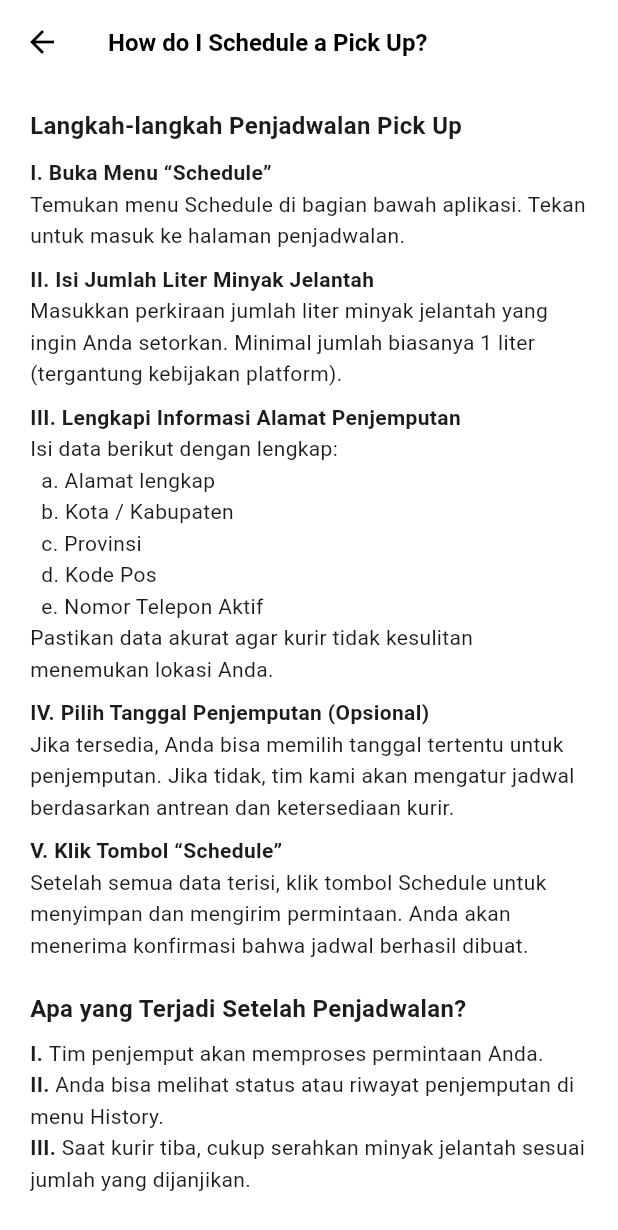
After one commit to bask4ra/kuyupjelantah-mobile, a Flutter app: the FAQsPage screen opened by its route, after a tap on "How do I schedule a pick up?", on a phone screen of 412 x 824 dp. The commit adds this screen. Shown: the top 1230 px of the screen. Run offline on Flutter 3.47's test engine with Material 3 defaults, Android fonts, the phone set to English and light mode, and no system bars; our stand-ins replace cloud_firestore, firebase_auth, firebase_core, fl_chart, font_awesome_flutter; accounts and stored records are empty.

Commit message:
Final Update Kuyup Jelantah Mobile

```diff
--- a/lib/components/side_drawer.dart
+++ b/lib/components/side_drawer.dart
@@ -32,7 +32,6 @@ class _SideDrawerState extends State<SideDrawer> {
           ),
           const SizedBox(height: 24),
 
-          // User info (real-time)
           if (user != null)
             StreamBuilder<DocumentSnapshot>(
               stream: FirebaseFirestore.instance
@@ -84,8 +83,6 @@ class _SideDrawerState extends State<SideDrawer> {
           drawerItem(context, Icons.schedule, 'Schedule', onTap: () {
             Navigator.pushNamed(context, '/schedule');
           }),
-
-          drawerItem(context, Icons.stars, 'Royalty Reward'),
           drawerItem(context, Icons.history, 'History', onTap: () {
             Navigator.pushNamed(context, '/history');
           }),
@@ -97,7 +94,6 @@ class _SideDrawerState extends State<SideDrawer> {
           drawerItem(context, Icons.settings, 'Settings', onTap: () {
             Navigator.pushNamed(context, '/main-settings');
           }),
-
           drawerItem(context, Icons.help_outline, 'FAQs', onTap: () {
             Navigator.pushNamed(context, '/faqscreen');
           }),
--- a/lib/pages/faqs_page.dart
+++ b/lib/pages/faqs_page.dart
@@ -1,20 +1,24 @@
 import 'package:flutter/material.dart';
+import 'package:kuyupjelantah/pages/faqsdetail/how_to_schedule_page.dart';
+import 'package:kuyupjelantah/pages/faqsdetail/what_area_service_page.dart';
+import 'package:kuyupjelantah/pages/faqsdetail/how_to_know_pickup_page.dart';
+import 'package:kuyupjelantah/pages/mainsettings/contact_support_page.dart';
 
 class FAQsPage extends StatelessWidget {
   const FAQsPage({super.key});
 
-  final List<Map<String, String>> faqs = const [
+  final List<Map<String, dynamic>> faqs = const [
     {
       'question': 'How do I schedule a pick up?',
+      'page': HowToSchedulePage(),
     },
     {
       'question': 'What area are the service available?',
+      'page': WhatAreaServicePage(),
     },
     {
       'question': 'How do I know when\nthe pick up are coming?',
-    },
-    {
-      'question': 'What payment method\ncan be done through?',
+      'page': HowToKnowPickupPage(),
     },
   ];
 
@@ -24,7 +28,7 @@ class FAQsPage extends StatelessWidget {
       backgroundColor: Colors.white,
       appBar: AppBar(
         backgroundColor: Colors.white,
-        elevation: 0, // tetap tidak ada bayangan
+        elevation: 0,
         title: const Text(
           'FAQs',
           style: TextStyle(
@@ -40,7 +44,6 @@ class FAQsPage extends StatelessWidget {
             child: Icon(Icons.notifications_none, color: Color(0xFF2B202C)),
           ),
         ],
-        // Garis bawah dihapus
       ),
       body: Padding(
         padding: const EdgeInsets.symmetric(horizontal: 16, vertical: 12),
@@ -64,15 +67,40 @@ class FAQsPage extends StatelessWidget {
               ),
             ),
             const SizedBox(height: 16),
-            ...faqs.map((faq) => _buildFAQCard(faq['question']!)),
+            ...faqs.map((faq) => _buildFAQCard(context, faq['question'], faq['page'])),
           ],
         ),
+      ),
+
+      // 🔶 Floating Contact Button
+      floatingActionButton: FloatingActionButton(
+        onPressed: () {
+          Navigator.push(
+            context,
+            MaterialPageRoute(builder: (_) => const ContactSupportPage()),
+          );
+        },
+        backgroundColor: Colors.orange,
+        child: const Icon(Icons.message_rounded, color: Colors.white),
       ),
     );
   }
 
-  Widget _buildFAQCard(String question) {
-    return Container(
+  Widget _buildFAQCard(BuildContext context, String question, Widget? page) {
+    return GestureDetector(
+      onTap: () {
+        if (page != null) {
+          Navigator.push(
+            context,
+            MaterialPageRoute(builder: (_) => page),
+          );
+        } else {
+          ScaffoldMessenger.of(context).showSnackBar(
+            const SnackBar(content: Text('Coming soon...')),
+          );
+        }
+      },
+      child: Container(
         margin: const EdgeInsets.only(bottom: 12),
         padding: const EdgeInsets.symmetric(horizontal: 16, vertical: 18),
         decoration: BoxDecoration(
@@ -95,6 +123,7 @@ class FAQsPage extends StatelessWidget {
             const Icon(Icons.arrow_forward_ios_rounded, size: 16, color: Color(0xFF2B202C)),
           ],
         ),
+      ),
     );
   }
 }
--- /dev/null
+++ b/lib/pages/faqsdetail/how_to_schedule_page.dart
@@ -0,0 +1,186 @@
+import 'package:flutter/material.dart';
+
+class HowToSchedulePage extends StatelessWidget {
+  const HowToSchedulePage({super.key});
+
+  @override
+  Widget build(BuildContext context) {
+    TextStyle titleStyle = const TextStyle(fontSize: 16, fontWeight: FontWeight.bold);
+    TextStyle bodyStyle = const TextStyle(fontSize: 14, height: 1.5);
+
+    return Scaffold(
+      backgroundColor: Colors.white,
+      appBar: AppBar(
+        backgroundColor: Colors.white,
+        elevation: 0,
+        leading: IconButton(
+          icon: const Icon(Icons.arrow_back, color: Colors.black),
+          onPressed: () => Navigator.pop(context),
+        ),
+        title: const Text(
+          'How do I Schedule a Pick Up?',
+          style: TextStyle(color: Colors.black, fontWeight: FontWeight.bold, fontSize: 16),
+        ),
+      ),
+      body: Padding(
+        padding: const EdgeInsets.symmetric(horizontal: 20, vertical: 16),
+        child: ListView(
+          children: [
+            Text('Langkah-langkah Penjadwalan Pick Up', style: titleStyle),
+            const SizedBox(height: 10),
+
+            Text.rich(
+              TextSpan(
+                children: [
+                  TextSpan(text: 'I. Buka Menu “Schedule”', style: bodyStyle.copyWith(fontWeight: FontWeight.bold)),
+                ],
+              ),
+            ),
+            Text(
+              'Temukan menu Schedule di bagian bawah aplikasi. Tekan untuk masuk ke halaman penjadwalan.',
+              style: bodyStyle,
+            ),
+            const SizedBox(height: 8),
+
+            Text.rich(
+              TextSpan(
+                children: [
+                  TextSpan(text: 'II. Isi Jumlah Liter Minyak Jelantah', style: bodyStyle.copyWith(fontWeight: FontWeight.bold)),
+                ],
+              ),
+            ),
+            Text(
+              'Masukkan perkiraan jumlah liter minyak jelantah yang ingin Anda setorkan. Minimal jumlah biasanya 1 liter (tergantung kebijakan platform).',
+              style: bodyStyle,
+            ),
+            const SizedBox(height: 8),
+
+            Text.rich(
+              TextSpan(
+                children: [
+                  TextSpan(text: 'III. Lengkapi Informasi Alamat Penjemputan', style: bodyStyle.copyWith(fontWeight: FontWeight.bold)),
+                ],
+              ),
+            ),
+            Text(
+              'Isi data berikut dengan lengkap:\n  a. Alamat lengkap\n  b. Kota / Kabupaten\n  c. Provinsi\n  d. Kode Pos\n  e. Nomor Telepon Aktif\nPastikan data akurat agar kurir tidak kesulitan menemukan lokasi Anda.',
+              style: bodyStyle,
+            ),
+            const SizedBox(height: 8),
+
+            Text.rich(
+              TextSpan(
+                children: [
+                  TextSpan(text: 'IV. Pilih Tanggal Penjemputan (Opsional)', style: bodyStyle.copyWith(fontWeight: FontWeight.bold)),
+                ],
+              ),
+            ),
+            Text(
+              'Jika tersedia, Anda bisa memilih tanggal tertentu untuk penjemputan. Jika tidak, tim kami akan mengatur jadwal berdasarkan antrean dan ketersediaan kurir.',
+              style: bodyStyle,
+            ),
+            const SizedBox(height: 8),
+
+            Text.rich(
+              TextSpan(
+                children: [
+                  TextSpan(text: 'V. Klik Tombol “Schedule”', style: bodyStyle.copyWith(fontWeight: FontWeight.bold)),
+                ],
+              ),
+            ),
+            Text(
+              'Setelah semua data terisi, klik tombol Schedule untuk menyimpan dan mengirim permintaan. Anda akan menerima konfirmasi bahwa jadwal berhasil dibuat.',
+              style: bodyStyle,
+            ),
+            const SizedBox(height: 20),
+
+            Text('Apa yang Terjadi Setelah Penjadwalan?', style: titleStyle),
+            const SizedBox(height: 8),
+            Text.rich(
+              TextSpan(
+                style: bodyStyle,
+                children: [
+                  TextSpan(text: 'I. ', style: bodyStyle.copyWith(fontWeight: FontWeight.bold)),
+                  const TextSpan(text: 'Tim penjemput akan memproses permintaan Anda.\n'),
+                  TextSpan(text: 'II. ', style: bodyStyle.copyWith(fontWeight: FontWeight.bold)),
+                  const TextSpan(text: 'Anda bisa melihat status atau riwayat penjemputan di menu History.\n'),
+                  TextSpan(text: 'III. ', style: bodyStyle.copyWith(fontWeight: FontWeight.bold)),
+                  const TextSpan(text: 'Saat kurir tiba, cukup serahkan minyak jelantah sesuai jumlah yang dijanjikan.'),
+                ],
+              ),
+            ),
+            const SizedBox(height: 20),
+
+            Text('Apa yang Saya Dapatkan Setelah Penjemputan?', style: titleStyle),
+            const SizedBox(height: 8),
+            Text.rich(
+              TextSpan(
+                style: bodyStyle,
+                children: [
+                  TextSpan(text: 'I. ', style: bodyStyle.copyWith(fontWeight: FontWeight.bold)),
+                  const TextSpan(text: 'Anda akan mendapatkan bukti transaksi (Receipt) yang bisa dilihat di menu History.\n'),
+                  TextSpan(text: 'II. ', style: bodyStyle.copyWith(fontWeight: FontWeight.bold)),
+                  const TextSpan(text: 'Jumlah liter yang disetorkan akan dikonversi menjadi saldo atau poin (jika berlaku).\n'),
+                  TextSpan(text: 'III. ', style: bodyStyle.copyWith(fontWeight: FontWeight.bold)),
+                  const TextSpan(text: 'Detail transaksi seperti tanggal, alamat, dan jumlah liter akan disimpan.'),
+                ],
+              ),
+            ),
+            const SizedBox(height: 20),
+
+            Text('Tips & Pertanyaan Umum', style: titleStyle),
+            const SizedBox(height: 8),
+
+            Text.rich(
+              TextSpan(
+                children: [
+                  TextSpan(
+                    text: 'I. Apakah saya bisa menjadwalkan ulang?\n',
+                    style: bodyStyle.copyWith(fontWeight: FontWeight.bold),
+                  ),
+                  TextSpan(
+                    text: 'Ya, Anda bisa membatalkan jadwal dan membuat yang baru sebelum penjemputan dilakukan.',
+                    style: bodyStyle,
+                  ),
+                ],
+              ),
+            ),
+            const SizedBox(height: 6),
+
+            Text.rich(
+              TextSpan(
+                children: [
+                  TextSpan(
+                    text: 'II. Berapa minimal jumlah yang bisa dijemput?\n',
+                    style: bodyStyle.copyWith(fontWeight: FontWeight.bold),
+                  ),
+                  TextSpan(
+                    text: 'Minimal biasanya 1–2 liter, tergantung wilayah operasional. Cek syarat di halaman utama.',
+                    style: bodyStyle,
+                  ),
+                ],
+              ),
+            ),
+            const SizedBox(height: 6),
+
+            Text.rich(
+              TextSpan(
+                children: [
+                  TextSpan(
+                    text: 'III. Apakah saya akan dikenakan biaya penjemputan?\n',
+                    style: bodyStyle.copyWith(fontWeight: FontWeight.bold),
+                  ),
+                  TextSpan(
+                    text: 'Umumnya tidak, tapi akan tertera jika ada potongan biaya administrasi (contoh: Rp 2.500).',
+                    style: bodyStyle,
+                  ),
+                ],
+              ),
+            ),
+            const SizedBox(height: 20),
+          ],
+        ),
+      ),
+    );
+  }
+}
--- a/lib/pages/mainsettings/notification_page.dart
+++ b/lib/pages/mainsettings/notification_page.dart
@@ -28,8 +28,8 @@ class _NotificationPageState extends State<NotificationPage> {
             fontWeight: FontWeight.bold,
           ),
         ),
-        // Hapus centerTitle agar title sejajar ke kiri dengan ikon back
       ),
+
       body: Padding(
         padding: const EdgeInsets.all(24.0),
         child: Row(
--- a/lib/pages/mainsettings_page.dart
+++ b/lib/pages/mainsettings_page.dart
@@ -29,7 +29,6 @@ class MainSettingsPage extends StatelessWidget {
       }),
       _SettingsItem(Icons.star, 'Rate App', _launchPlayStore),
       _SettingsItem(Icons.share, 'Share App', () {
-        // Tambahkan implementasi share jika diperlukan
       }),
       _SettingsItem(Icons.email, 'Contact Support', () {
         Navigator.push(context, MaterialPageRoute(builder: (_) => const ContactSupportPage()));
--- a/lib/pages/schedule_page.dart
+++ b/lib/pages/schedule_page.dart
@@ -157,7 +157,7 @@ class _SchedulePageState extends State<SchedulePage> {
               ),
 
               const SizedBox(height: 20),
-              const Text('Full Address', style: TextStyle(fontWeight: FontWeight.bold)),
+              const Text('Address', style: TextStyle(fontWeight: FontWeight.bold)),
               _buildSemiTransparentTextField(controller: _addressController),
 
               const SizedBox(height: 8),
@@ -361,7 +361,7 @@ class _SchedulePageState extends State<SchedulePage> {
           children: [
             const Text('Summary', style: TextStyle(fontWeight: FontWeight.bold, color: Colors.orange, fontSize: 16)),
             const SizedBox(height: 6),
-            Text('Pick-up address:\n${_addressController.text}, ${_cityController.text}', style: const TextStyle(color: Colors.white)),
+            Text('Pick-up address:\n${_addressController.text}, ${_cityController.text}, ${_provinceController.text}, ${_postalController.text}', style: const TextStyle(color: Colors.white)),
             const SizedBox(height: 10),
             Text(
               'Will be taken on:\n${DateFormat('EEEE, dd MMMM yyyy').format(_selectedDate)} ${_selectedTime.format(context)} WIB',
--- a/lib/pages/settings_page.dart
+++ b/lib/pages/settings_page.dart
@@ -97,7 +97,7 @@ class _SettingsPageState extends State<SettingsPage> {
           ' Account Settings',
           style: TextStyle(
             color: Colors.black,
-            fontWeight: FontWeight.bold, // Bold title
+            fontWeight: FontWeight.bold,
           ),
         ),
         backgroundColor: Colors.white,
--- a/lib/pages/signup_page.dart
+++ b/lib/pages/signup_page.dart
@@ -237,7 +237,7 @@ class _SignUpPageState extends State<SignUpPage> {
                 SizedBox(
                   width: double.infinity,
                   child: OutlinedButton.icon(
-                    onPressed: () {}, // Google sign in belum diaktifkan
+                    onPressed: () {},
                     icon: Image.asset('assets/images/google_logo.png', height: 24),
                     label: const Text('Sign Up with Google', style: TextStyle(color: Colors.black)),
                     style: OutlinedButton.styleFrom(
--- a/lib/pages/welcome_page.dart
+++ b/lib/pages/welcome_page.dart
@@ -10,18 +10,15 @@ class WelcomePage extends StatelessWidget {
       body: Stack(
         fit: StackFit.expand,
         children: [
-          // Background image
           Image.asset(
             'assets/images/welcome.jpg',
             fit: BoxFit.cover,
           ),
 
-          // Overlay gelap
           Container(
             color: Colors.black.withOpacity(0.4),
           ),
 
-          // Logo di pojok kiri atas
           Positioned(
             top: 40,
             left: 24,
@@ -31,7 +28,6 @@ class WelcomePage extends StatelessWidget {
             ),
           ),
 
-          // Teks utama di tengah
           Center(
             child: Padding(
               padding: const EdgeInsets.symmetric(horizontal: 24.0),
@@ -53,7 +49,6 @@ class WelcomePage extends StatelessWidget {
             ),
           ),
 
-          // Tombol Continue di pojok kanan bawah
           Positioned(
             bottom: 30,
             right: 30,
```
Also changed, not shown: lib/pages/dashboard_screen.dart (+3 -8 lines), lib/pages/faqsdetail/how_to_know_pickup_page.dart (added, +60 -0 lines), lib/pages/faqsdetail/what_area_service_page.dart (added, +56 -0 lines), lib/pages/history_page.dart (+12 -5 lines). Lines whose indentation alone changed are shown as unchanged.
